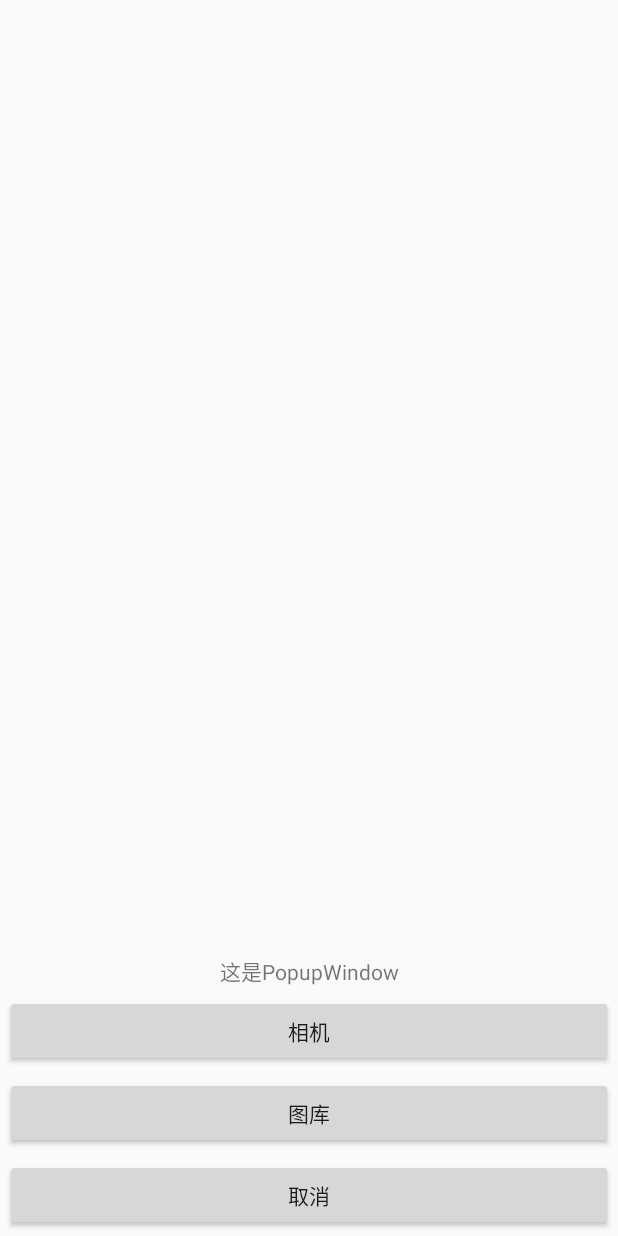
After one commit to CnPeng/CnPengAndroid2, an Android app: the layout pop_bottom.xml on its own in the app's theme, with its tools: preview values and no code run, on a phone screen of 412 x 824 dp. The commit adds this screen. Run offline under Robolectric (Android 15) with nearby library versions, the phone set to English and light mode, and no system bars.

Commit message:
底部弹出的pop

```diff
--- a/app/src/main/AndroidManifest.xml
+++ b/app/src/main/AndroidManifest.xml
@@ -27,7 +27,8 @@
         <activity
             android:name=".a01_chips.ChipActivity"
             android:theme="@style/Theme.MaterialComponents.Light.NoActionBar" />
-        <activity android:name=".a02_maxLinesTv.MaxLinesTvActivity"/>
+        <activity android:name=".b01_maxLinesTv.MaxLinesTvActivity"/>
+        <activity android:name=".b02_bottomPop.BottomPopActivity"/>
 
     </application>
 
--- a/app/src/main/java/com/cnpeng/android2/a02_maxLinesTv/MaxLinesTvActivity.kt
+++ b/app/src/main/java/com/cnpeng/android2/b01_maxLinesTv/MaxLinesTvActivity.kt
@@ -1,7 +1,6 @@
-package com.cnpeng.android2.a02_maxLinesTv
+package com.cnpeng.android2.b01_maxLinesTv
 
 import android.os.Bundle
-import android.view.View
 import android.view.ViewTreeObserver
 import androidx.appcompat.app.AppCompatActivity
 import com.cnpeng.android2.R
--- /dev/null
+++ b/app/src/main/res/anim/photo_overshoot_interpolator.xml
@@ -0,0 +1,3 @@
+<?xml version="1.0" encoding="utf-8"?>
+<anticipateInterpolator xmlns:android="http://schemas.android.com/apk/res/android"
+    android:tension="1.0" />
--- /dev/null
+++ b/app/src/main/res/drawable/popupwindow_background.xml
@@ -0,0 +1,6 @@
+<?xml version="1.0" encoding="utf-8"?>
+<shape xmlns:android="http://schemas.android.com/apk/res/android">
+    <solid android:color="#e1859e" />
+    <corners android:radius="20dip" />
+    <stroke android:width="2dip" android:color="#1cb0ba" />
+</shape>
--- a/app/src/main/res/layout/activity_main.xml
+++ b/app/src/main/res/layout/activity_main.xml
@@ -30,6 +30,11 @@
                 style="@style/main_text_item"
                 android:text="a02_控制TvMaxLines" />
 
+            <TextView
+                android:id="@+id/tv_bottomPop"
+                style="@style/main_text_item"
+                android:text="a03_页面底部弹出的POP" />
+
         </LinearLayout>
     </ScrollView>
 
--- /dev/null
+++ b/app/src/main/res/layout/pop_bottom.xml
@@ -0,0 +1,36 @@
+<?xml version="1.0" encoding="utf-8"?>
+<LinearLayout xmlns:android="http://schemas.android.com/apk/res/android"
+    android:layout_width="match_parent"
+    android:layout_height="match_parent"
+    android:gravity="bottom"
+    android:orientation="vertical">
+
+    <TextView
+        android:id="@+id/textView1"
+        android:layout_width="match_parent"
+        android:layout_height="wrap_content"
+        android:layout_margin="2dp"
+        android:gravity="center"
+        android:text="这是PopupWindow" />
+
+    <Button
+        android:id="@+id/bt_item1"
+        android:layout_width="match_parent"
+        android:layout_height="wrap_content"
+        android:layout_margin="3dp"
+        android:text="相机" />
+
+    <Button
+        android:id="@+id/bt_item2"
+        android:layout_width="match_parent"
+        android:layout_height="wrap_content"
+        android:layout_margin="3dp"
+        android:text="图库" />
+
+    <Button
+        android:id="@+id/bt_item3"
+        android:layout_width="match_parent"
+        android:layout_height="wrap_content"
+        android:layout_margin="3dp"
+        android:text="取消" />
+</LinearLayout>
--- a/app/src/main/res/values/strings.xml
+++ b/app/src/main/res/values/strings.xml
@@ -1,3 +1,4 @@
 <resources>
     <string name="app_name">CnPengAndroid2</string>
+    <string name="showBottomPopWithAnim">点击从页面底部弹出带有动画效果的POP</string>
 </resources>
--- a/app/src/main/res/values/styles.xml
+++ b/app/src/main/res/values/styles.xml
@@ -21,4 +21,9 @@
         <item name="android:textColor">#3c3c3c</item>
     </style>
 
+    <style name="style_bottomPop">
+        <item name="android:windowEnterAnimation">@anim/popupwindow_show_anim</item>
+        <item name="android:windowExitAnimation">@anim/popupwindow_hidden_anim</item>
+    </style>
+
 </resources>
```
Also changed, not shown: app/src/main/java/com/cnpeng/android2/MainActivity.kt (+5 -3 lines), app/src/main/java/com/cnpeng/android2/b02_bottomPop/BottomPopActivity.kt (added, +78 -0 lines), app/src/main/res/anim/popupwindow_hidden_anim.xml (added, +13 -0 lines), app/src/main/res/anim/popupwindow_show_anim.xml (added, +14 -0 lines), app/src/main/res/layout/activity_bottom_pop.xml (added, +16 -0 lines), 1 other file.
